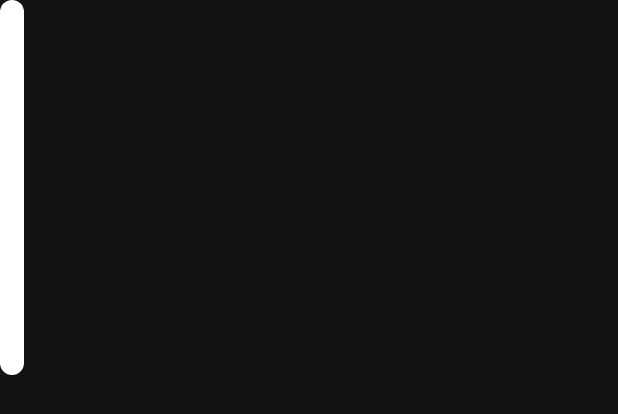
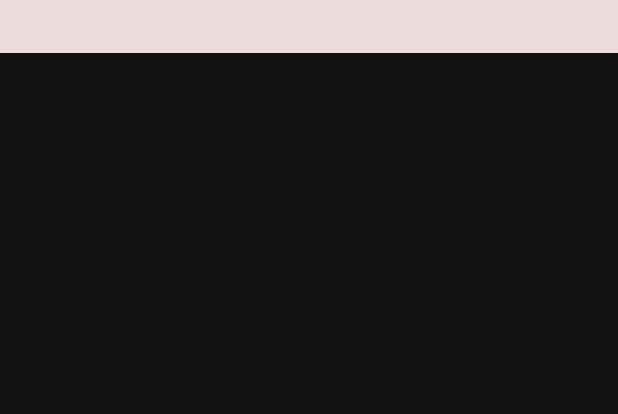
Before and after one commit to DoanTrinh1213/63HTTT1_G.04, an Android app: the layout spinner_dropdown_item.xml on its own in the app's theme, with its tools: preview values and no code run, on a phone screen of 412 x 824 dp. Shown: the top 414 px of the screen. Run offline under Robolectric (Android 15) with nearby library versions, the phone set to English and light mode, and no system bars.

Commit message:
update spinner

```diff
--- a/ProjectApp/app/src/main/java/space/app/UI/Fragment/CustomSpinnerAdapter.java
+++ b/ProjectApp/app/src/main/java/space/app/UI/Fragment/CustomSpinnerAdapter.java
@@ -51,5 +51,4 @@ public class CustomSpinnerAdapter extends ArrayAdapter<String> {
         textView.setBackgroundColor(Color.parseColor("#FFC0CB"));
 
         return view;
-    }
-}
+    }}
--- a/ProjectApp/app/src/main/java/space/app/UI/Fragment/FragmentContributeCafeInformation.java
+++ b/ProjectApp/app/src/main/java/space/app/UI/Fragment/FragmentContributeCafeInformation.java
@@ -22,8 +22,8 @@ public class FragmentContributeCafeInformation extends Fragment {
 
         //Spiner Purpose
         Spinner spinner = view.findViewById(R.id.spinner);
-        String[] items = {"1 mình", "Bar/Pub ", "Bạn bè", "Hẹn hò","làm việc","Mở muộn",
-                "sống ảo", "đọc sách","đồ uống ngon"}; //
+        String[] items = {"1 mình", "Bar/Pub ", "Bạn bè", "Hẹn hò","Làm việc","Mở muộn",
+                "Sống ảo", "Đọc sách","Đồ uống ngon"}; //
 
         CustomSpinnerAdapter adapter = new CustomSpinnerAdapter(getContext(), items);
         adapter.setDropDownViewResource(android.R.layout.simple_spinner_dropdown_item);
--- a/ProjectApp/app/src/main/res/drawable/rounded_dropdown_item.xml
+++ b/ProjectApp/app/src/main/res/drawable/rounded_dropdown_item.xml
@@ -1,6 +1,6 @@
 <?xml version="1.0" encoding="utf-8"?>
 <shape xmlns:android="http://schemas.android.com/apk/res/android"
     android:shape="rectangle">
-    <corners android:radius="20dp" />
-    <solid android:color="#FFFFFF" />
+    <corners android:radius="10dp" />
+    <solid android:color="#ECDCDC" />
 </shape>
--- a/ProjectApp/app/src/main/res/layout/spinner_dropdown_item.xml
+++ b/ProjectApp/app/src/main/res/layout/spinner_dropdown_item.xml
@@ -1,10 +1,10 @@
 <?xml version="1.0" encoding="utf-8"?>
 <TextView xmlns:android="http://schemas.android.com/apk/res/android"
     android:id="@android:id/text1"
-    android:layout_width="wrap_content"
-    android:layout_height="250dp"
-    android:background="@drawable/rounded_dropdown_item"
+    android:layout_width="match_parent"
+    android:layout_height="wrap_content"
+    android:background="#ECDCDC"
     android:gravity="center"
     android:padding="8dp"
-    android:textColor="#E3E3E3"
+    android:textColor="@color/black"
     android:textSize="14sp" />
```
Also changed, not shown: ProjectApp/app/src/main/java/space/app/Adapter/CustomSpinnerAdapter.java (+6 -17 lines).
